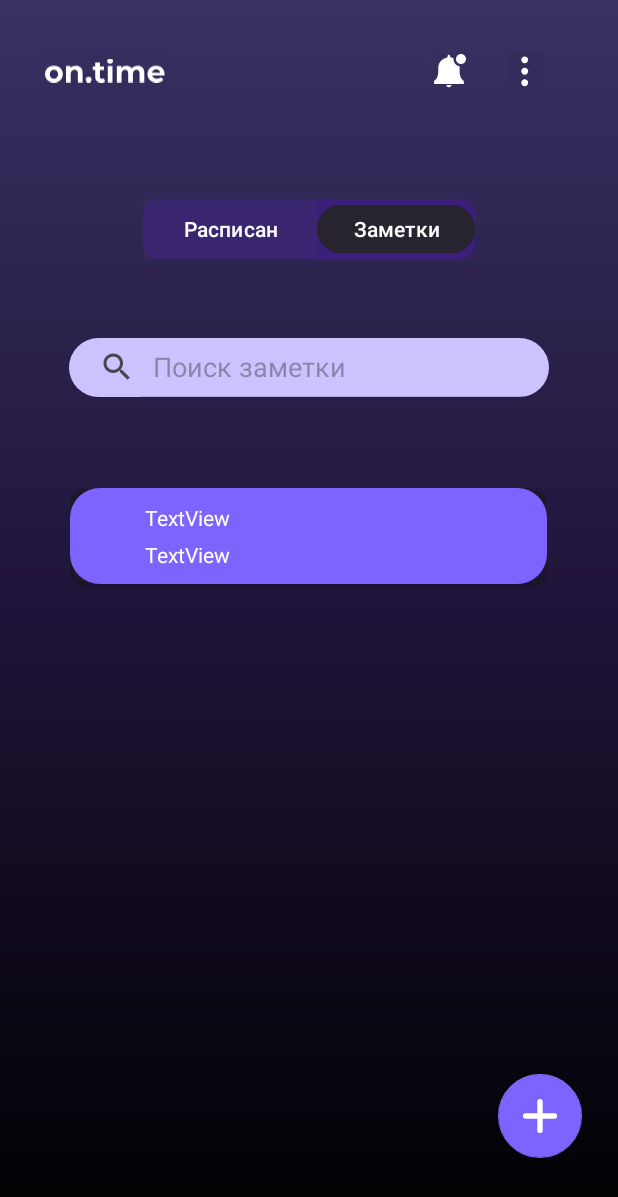
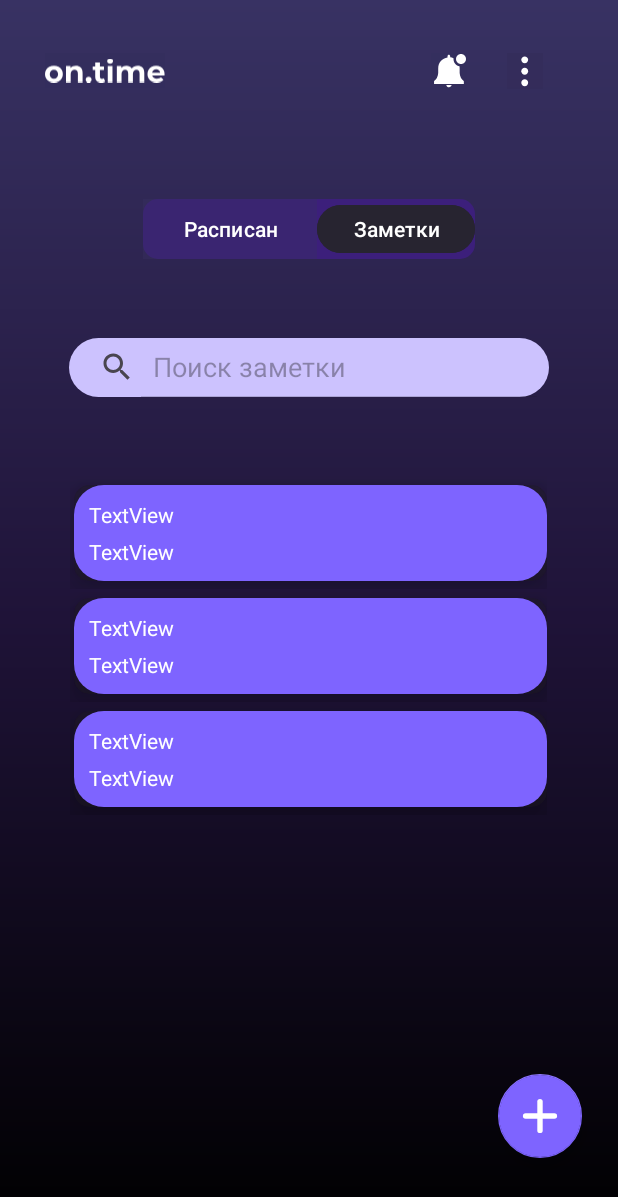
Before and after one commit to Milo4kaa/TestAndroid, an Android app built with Jetpack Compose: the layout activity_main.xml on its own in the app's theme, with its tools: preview values and no code run, on a phone screen of 412 x 824 dp. Shown: the top 1197 px of the screen. Run offline under Robolectric (Android 15) with nearby library versions, the phone set to English and light mode, and no system bars.

Commit message:
Рабочая версия с room 1.2

```diff
--- a/app/src/main/java/com/example/todolist/Note.kt
+++ b/app/src/main/java/com/example/todolist/Note.kt
@@ -8,6 +8,6 @@ import java.io.Serializable
 data class Note(
     var Title:String ="",
     var MainText:String =""
-){
+):Serializable{
     @PrimaryKey(autoGenerate = true) var id:Int= 0
 }
--- a/app/src/main/res/layout/note_item.xml
+++ b/app/src/main/res/layout/note_item.xml
@@ -1,10 +1,11 @@
 <?xml version="1.0" encoding="utf-8"?>
-<layout xmlns:android="http://schemas.android.com/apk/res/android"
+<layout xmlns:tools="http://schemas.android.com/tools"
+    xmlns:android="http://schemas.android.com/apk/res/android"
     xmlns:app="http://schemas.android.com/apk/res-auto">
 
     <androidx.constraintlayout.widget.ConstraintLayout
-        android:layout_width="match_parent"
-        android:layout_height="match_parent">
+        android:layout_width="320dp"
+        android:layout_height="75dp">
 
         <androidx.cardview.widget.CardView
             android:layout_width="wrap_content"
@@ -12,16 +13,19 @@
             android:layout_marginStart="8dp"
             android:layout_marginTop="8dp"
             android:layout_marginEnd="8dp"
+            android:layout_marginBottom="8dp"
             android:onClick="onClickOpenNoteActivity"
             app:cardBackgroundColor="@color/material_on_background_disabled"
             app:cardCornerRadius="10dp"
+            app:cardElevation="16dp"
             app:layout_constraintBottom_toBottomOf="parent"
             app:layout_constraintEnd_toEndOf="parent"
             app:layout_constraintStart_toStartOf="parent"
             app:layout_constraintTop_toTopOf="parent"
-            app:layout_constraintVertical_bias="0.0">
+            tools:ignore="MissingConstraints">
 
             <LinearLayout
+                android:id="@+id/Liner"
                 android:layout_width="match_parent"
                 android:layout_height="match_parent"
                 android:background="@drawable/liner_radius"
@@ -30,9 +34,9 @@
 
                 <TextView
                     android:id="@+id/TitleView"
-                    android:layout_width="349dp"
+                    android:layout_width="295dp"
                     android:layout_height="wrap_content"
-                    android:layout_marginStart="50dp"
+                    android:layout_marginStart="10dp"
                     android:layout_marginTop="10dp"
                     android:layout_marginEnd="10dp"
                     android:maxLength="30"
@@ -43,13 +47,14 @@
                     android:id="@+id/MainTextView"
                     android:layout_width="match_parent"
                     android:layout_height="wrap_content"
-                    android:layout_marginStart="50dp"
+                    android:layout_marginStart="10dp"
                     android:layout_marginTop="5dp"
                     android:layout_marginEnd="10dp"
                     android:layout_marginBottom="10dp"
                     android:maxLength="30"
                     android:text="TextView"
                     android:textColor="@color/white" />
+
             </LinearLayout>
         </androidx.cardview.widget.CardView>
     </androidx.constraintlayout.widget.ConstraintLayout>
```
Also changed, not shown: app/src/main/java/com/example/todolist/MainActivity.kt (+45 -2 lines), app/src/main/java/com/example/todolist/ui/theme/NoteActivity.kt (+17 -11 lines), app/src/main/java/com/example/todolist/ui/theme/ui/theme/NoteAdapter.kt (+12 -1 lines), 12 other files.
